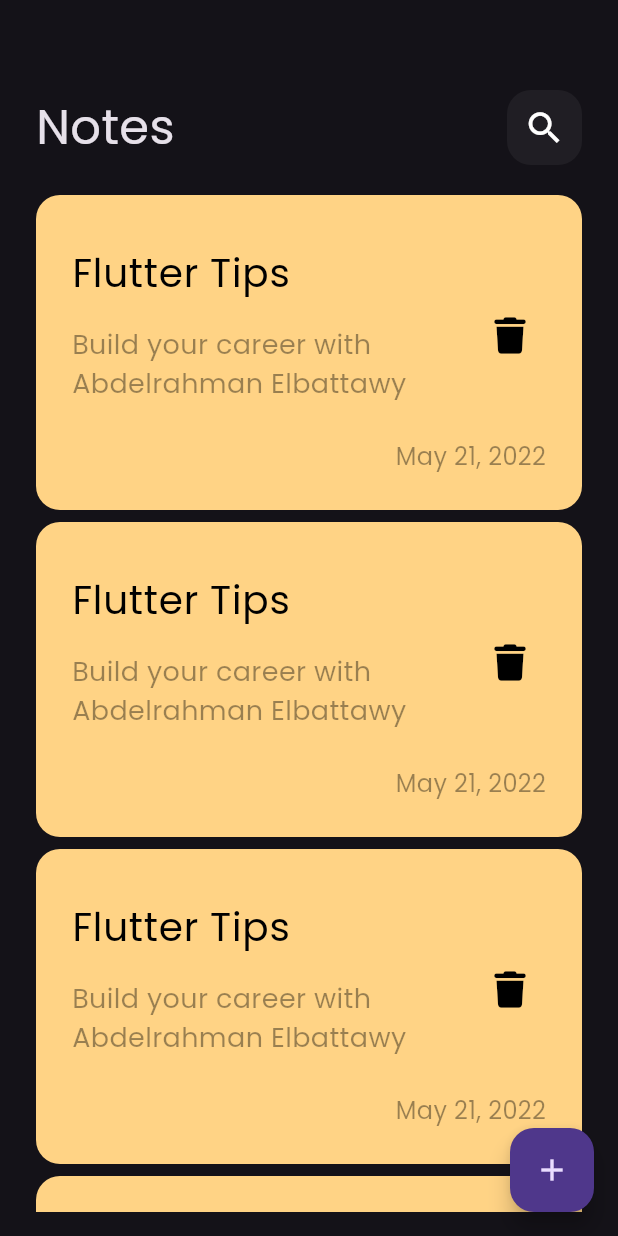
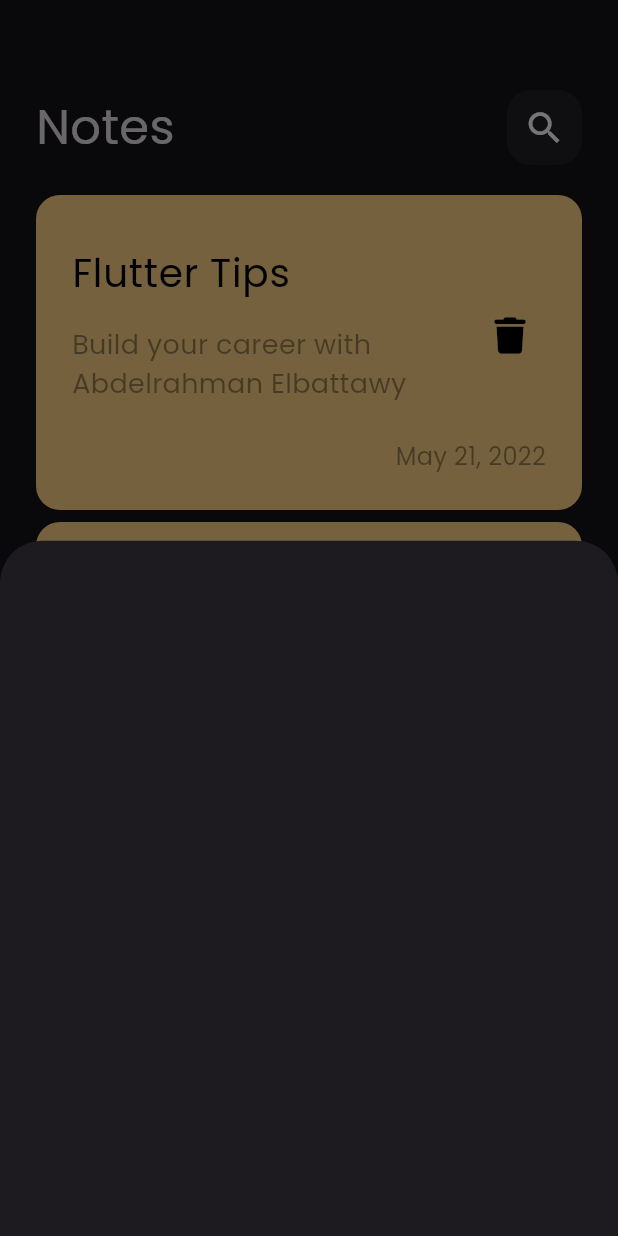
Before and after one commit to abdelrahman-elbattawy/notes_app, a Flutter app: the screen it shows after launch, after a tap on the "add" icon, on a phone screen of 412 x 824 dp. Run offline on Flutter 3.47's test engine with Material 3 defaults, Android fonts, the phone set to English and light mode, and no system bars; our stand-ins replace font_awesome_flutter.

Commit message:
add note bottom sheet

```diff
--- a/lib/views/notes_view.dart
+++ b/lib/views/notes_view.dart
@@ -1,4 +1,5 @@
 import 'package:flutter/material.dart';
+import 'package:notes_app/views/widgets/add_note_bottom_sheet.dart';
 import 'package:notes_app/views/widgets/notes_view_body.dart';
 
 class NotesView extends StatelessWidget {
@@ -8,8 +9,17 @@ class NotesView extends StatelessWidget {
   Widget build(BuildContext context) {
     return Scaffold(
       floatingActionButton: FloatingActionButton(
-        onPressed: () {},
-        child: const Icon(Icons.add),
+        backgroundColor: Colors.cyan,
+        onPressed: () {
+          showModalBottomSheet(
+            context: context,
+            builder: (context) => const AddNoteBottomSheet(),
+          );
+        },
+        child: const Icon(
+          Icons.add,
+          size: 32,
+        ),
       ),
       body: const NotesViewBody(),
     );
--- /dev/null
+++ b/lib/views/widgets/add_note_bottom_sheet.dart
@@ -0,0 +1,10 @@
+import 'package:flutter/material.dart';
+
+class AddNoteBottomSheet extends StatelessWidget {
+  const AddNoteBottomSheet({super.key});
+
+  @override
+  Widget build(BuildContext context) {
+    return Container();
+  }
+}
```
